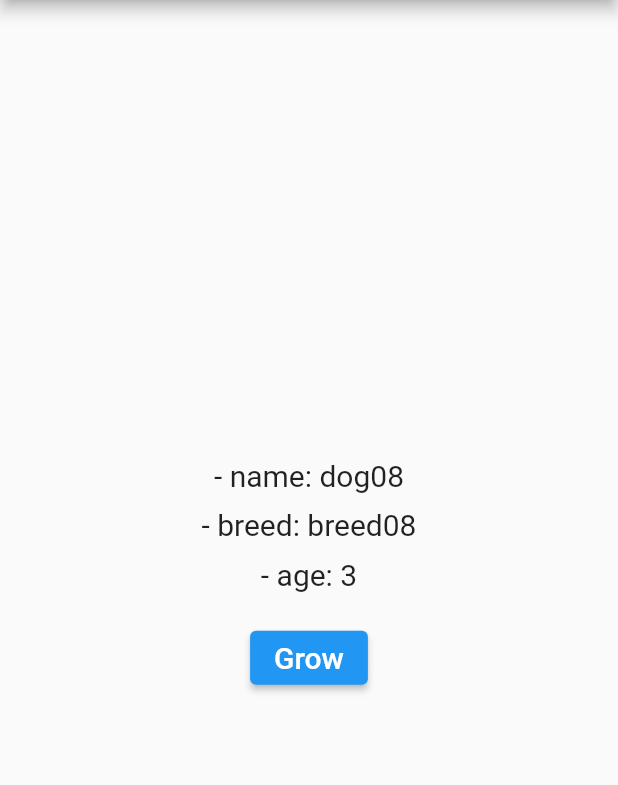
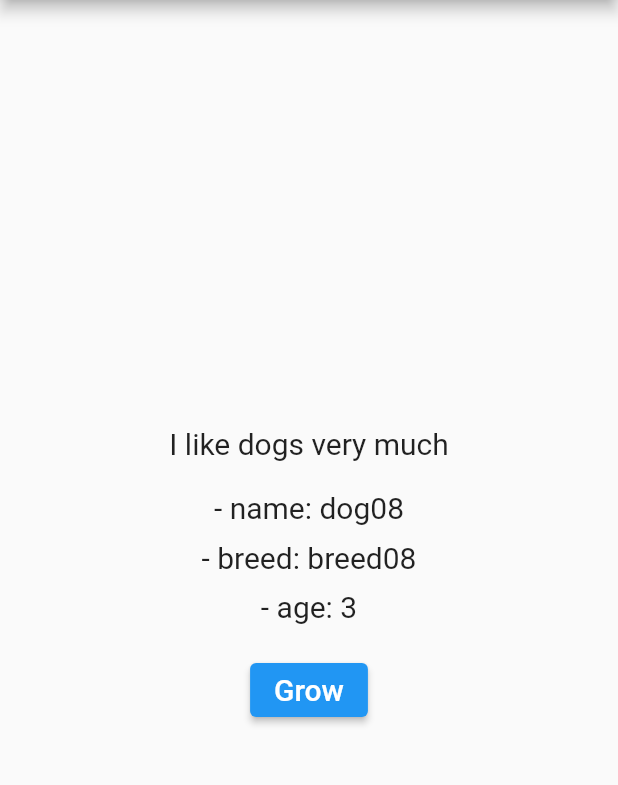
Before and after one commit to Bullets-jyr/provider_overview_08, a Flutter app: the screen it shows after launch, on a phone screen of 412 x 824 dp, the part 84-869 px from its top. Run offline on Flutter 3.47's test engine with Material 2 defaults, Android fonts, the phone set to English and light mode, and no system bars.

```diff
--- a/lib/main.dart
+++ b/lib/main.dart
@@ -39,19 +39,32 @@ class _MyHomePageState extends State<MyHomePage> {
       appBar: AppBar(
         title: Text('Provider 08'),
       ),
-      body: Center(
+      body: Consumer(
+        builder: (BuildContext context, Dog dog, Widget? child) {
+          return Center(
             child: Column(
               mainAxisAlignment: MainAxisAlignment.center,
               // Column위젯의 사이즈의 Children들의 사이즈만큼만 차지하도록 MainAxisSize.min으로 설정하였습니다.
               mainAxisSize: MainAxisSize.min,
               children: [
+                // Text('I like dogs very much', ...)을 rebuild하고 싶지 않다면?
+                // Widget? child를 사용합니다.
+                child!,
+                SizedBox(height: 20.0),
                 Text(
-              '- name: ${context.watch<Dog>().name}',
+                  // '- name: ${context.watch<Dog>().name}',
+                  '- name: ${dog.name}',
                   style: TextStyle(fontSize: 20.0),
                 ),
                 SizedBox(height: 10.0),
                 BreedAndAge(),
               ],
+            ),
+          );
+        },
+        child: Text(
+          'I like dogs very much',
+          style: TextStyle(fontSize: 20.0),
         ),
       ),
     );
@@ -59,17 +72,17 @@ class _MyHomePageState extends State<MyHomePage> {
 }
 
 class BreedAndAge extends StatelessWidget {
-
   const BreedAndAge({
     super.key,
   });
 
   @override
   Widget build(BuildContext context) {
+    return Consumer(builder: (_, Dog dog, __) {
       return Column(
         children: [
           Text(
-          '- breed: ${context.select<Dog, String>((Dog dog) => dog.breed)}',
+            '- breed: ${dog.breed}',
             style: TextStyle(fontSize: 20.0),
           ),
           SizedBox(
@@ -78,26 +91,27 @@ class BreedAndAge extends StatelessWidget {
           Age(),
         ],
       );
+    });
   }
 }
 
 class Age extends StatelessWidget {
-
   const Age({
     super.key,
   });
 
   @override
   Widget build(BuildContext context) {
+    return Consumer(builder: (_, Dog dog, __) {
       return Column(
         children: [
           Text(
-          '- age: ${context.select<Dog, int>((Dog dog) => dog.age)}',
+            '- age: ${dog.age}',
             style: TextStyle(fontSize: 20.0),
           ),
           SizedBox(height: 20.0),
           ElevatedButton(
-          onPressed: () => context.read<Dog>().grow(),
+            onPressed: () => dog.grow(),
             child: Text(
               'Grow',
               style: TextStyle(
@@ -107,5 +121,6 @@ class Age extends StatelessWidget {
           ),
         ],
       );
+    });
   }
 }
```
Lines whose indentation alone changed are shown as unchanged.
